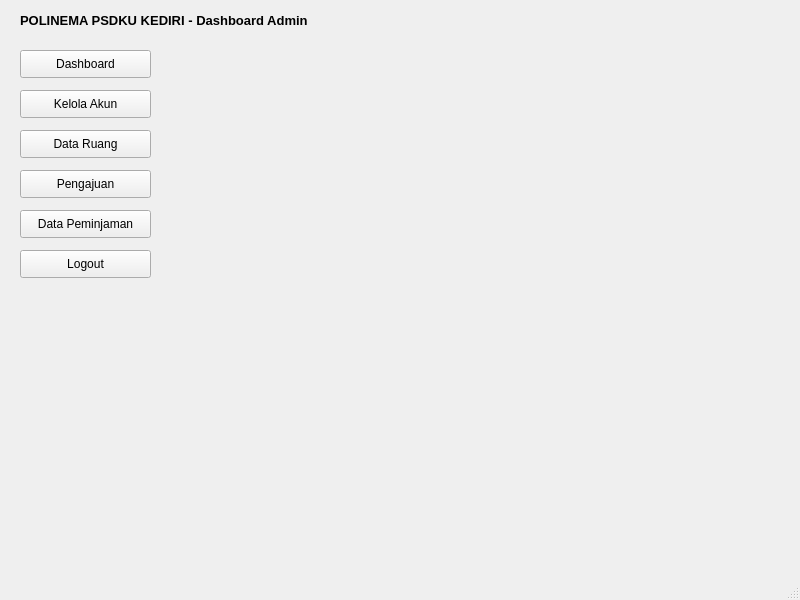
Old version of the form ui/dashboard_admin.ui in the repository Ariel-F-S/SistemPeminjamanRuangPolinemaKampusKediri.
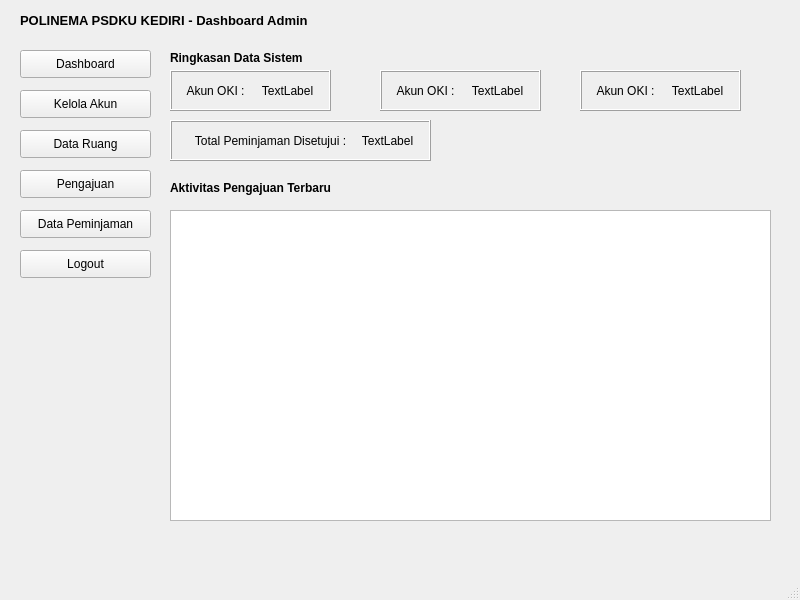
New version of the form. Icons and pictures are not drawn.

```diff
--- a/ui/dashboard_admin.ui
+++ b/ui/dashboard_admin.ui
@@ -113,6 +113,274 @@
     </property>
     <property name="text">
      <string>Logout</string>
+    </property>
+    <property name="icon">
+     <iconset>
+      <normaloff>../icon/exit.png</normaloff>../icon/exit.png</iconset>
+    </property>
+   </widget>
+   <widget class="QLabel" name="label">
+    <property name="geometry">
+     <rect>
+      <x>170</x>
+      <y>50</y>
+      <width>161</width>
+      <height>16</height>
+     </rect>
+    </property>
+    <property name="font">
+     <font>
+      <weight>75</weight>
+      <bold>true</bold>
+     </font>
+    </property>
+    <property name="text">
+     <string>Ringkasan Data Sistem</string>
+    </property>
+   </widget>
+   <widget class="QFrame" name="frame">
+    <property name="geometry">
+     <rect>
+      <x>170</x>
+      <y>70</y>
+      <width>161</width>
+      <height>41</height>
+     </rect>
+    </property>
+    <property name="autoFillBackground">
+     <bool>true</bool>
+    </property>
+    <property name="frameShape">
+     <enum>QFrame::Box</enum>
+    </property>
+    <property name="frameShadow">
+     <enum>QFrame::Raised</enum>
+    </property>
+    <property name="midLineWidth">
+     <number>0</number>
+    </property>
+    <widget class="QLabel" name="label_2">
+     <property name="geometry">
+      <rect>
+       <x>10</x>
+       <y>0</y>
+       <width>71</width>
+       <height>41</height>
+      </rect>
+     </property>
+     <property name="text">
+      <string>Akun OKI :</string>
+     </property>
+     <property name="alignment">
+      <set>Qt::AlignCenter</set>
+     </property>
+    </widget>
+    <widget class="QLabel" name="label_4">
+     <property name="geometry">
+      <rect>
+       <x>90</x>
+       <y>0</y>
+       <width>55</width>
+       <height>41</height>
+      </rect>
+     </property>
+     <property name="text">
+      <string>TextLabel</string>
+     </property>
+     <property name="alignment">
+      <set>Qt::AlignCenter</set>
+     </property>
+    </widget>
+   </widget>
+   <widget class="QFrame" name="frame_2">
+    <property name="geometry">
+     <rect>
+      <x>380</x>
+      <y>70</y>
+      <width>161</width>
+      <height>41</height>
+     </rect>
+    </property>
+    <property name="autoFillBackground">
+     <bool>true</bool>
+    </property>
+    <property name="frameShape">
+     <enum>QFrame::Box</enum>
+    </property>
+    <property name="frameShadow">
+     <enum>QFrame::Raised</enum>
+    </property>
+    <property name="midLineWidth">
+     <number>0</number>
+    </property>
+    <widget class="QLabel" name="label_5">
+     <property name="geometry">
+      <rect>
+       <x>10</x>
+       <y>0</y>
+       <width>71</width>
+       <height>41</height>
+      </rect>
+     </property>
+     <property name="text">
+      <string>Akun OKI :</string>
+     </property>
+     <property name="alignment">
+      <set>Qt::AlignCenter</set>
+     </property>
+    </widget>
+    <widget class="QLabel" name="label_6">
+     <property name="geometry">
+      <rect>
+       <x>90</x>
+       <y>0</y>
+       <width>55</width>
+       <height>41</height>
+      </rect>
+     </property>
+     <property name="text">
+      <string>TextLabel</string>
+     </property>
+     <property name="alignment">
+      <set>Qt::AlignCenter</set>
+     </property>
+    </widget>
+   </widget>
+   <widget class="QFrame" name="frame_3">
+    <property name="geometry">
+     <rect>
+      <x>580</x>
+      <y>70</y>
+      <width>161</width>
+      <height>41</height>
+     </rect>
+    </property>
+    <property name="autoFillBackground">
+     <bool>true</bool>
+    </property>
+    <property name="frameShape">
+     <enum>QFrame::Box</enum>
+    </property>
+    <property name="frameShadow">
+     <enum>QFrame::Raised</enum>
+    </property>
+    <property name="midLineWidth">
+     <number>0</number>
+    </property>
+    <widget class="QLabel" name="label_7">
+     <property name="geometry">
+      <rect>
+       <x>10</x>
+       <y>0</y>
+       <width>71</width>
+       <height>41</height>
+      </rect>
+     </property>
+     <property name="text">
+      <string>Akun OKI :</string>
+     </property>
+     <property name="alignment">
+      <set>Qt::AlignCenter</set>
+     </property>
+    </widget>
+    <widget class="QLabel" name="label_8">
+     <property name="geometry">
+      <rect>
+       <x>90</x>
+       <y>0</y>
+       <width>55</width>
+       <height>41</height>
+      </rect>
+     </property>
+     <property name="text">
+      <string>TextLabel</string>
+     </property>
+     <property name="alignment">
+      <set>Qt::AlignCenter</set>
+     </property>
+    </widget>
+   </widget>
+   <widget class="QFrame" name="frame_4">
+    <property name="geometry">
+     <rect>
+      <x>170</x>
+      <y>120</y>
+      <width>261</width>
+      <height>41</height>
+     </rect>
+    </property>
+    <property name="autoFillBackground">
+     <bool>true</bool>
+    </property>
+    <property name="frameShape">
+     <enum>QFrame::Box</enum>
+    </property>
+    <property name="frameShadow">
+     <enum>QFrame::Raised</enum>
+    </property>
+    <property name="midLineWidth">
+     <number>0</number>
+    </property>
+    <widget class="QLabel" name="label_9">
+     <property name="geometry">
+      <rect>
+       <x>10</x>
+       <y>0</y>
+       <width>181</width>
+       <height>41</height>
+      </rect>
+     </property>
+     <property name="text">
+      <string>Total Peminjaman Disetujui :</string>
+     </property>
+     <property name="alignment">
+      <set>Qt::AlignCenter</set>
+     </property>
+    </widget>
+    <widget class="QLabel" name="label_10">
+     <property name="geometry">
+      <rect>
+       <x>190</x>
+       <y>0</y>
+       <width>55</width>
+       <height>41</height>
+      </rect>
+     </property>
+     <property name="text">
+      <string>TextLabel</string>
+     </property>
+     <property name="alignment">
+      <set>Qt::AlignCenter</set>
+     </property>
+    </widget>
+   </widget>
+   <widget class="QLabel" name="label_11">
+    <property name="geometry">
+     <rect>
+      <x>170</x>
+      <y>180</y>
+      <width>191</width>
+      <height>16</height>
+     </rect>
+    </property>
+    <property name="font">
+     <font>
+      <weight>75</weight>
+      <bold>true</bold>
+     </font>
+    </property>
+    <property name="text">
+     <string>Aktivitas Pengajuan Terbaru</string>
+    </property>
+   </widget>
+   <widget class="QTableWidget" name="tableWidget">
+    <property name="geometry">
+     <rect>
+      <x>170</x>
+      <y>210</y>
+      <width>601</width>
+      <height>311</height>
+     </rect>
     </property>
    </widget>
   </widget>
```
Left out of the diff: 20 changed lines with no effect on the pictures.
